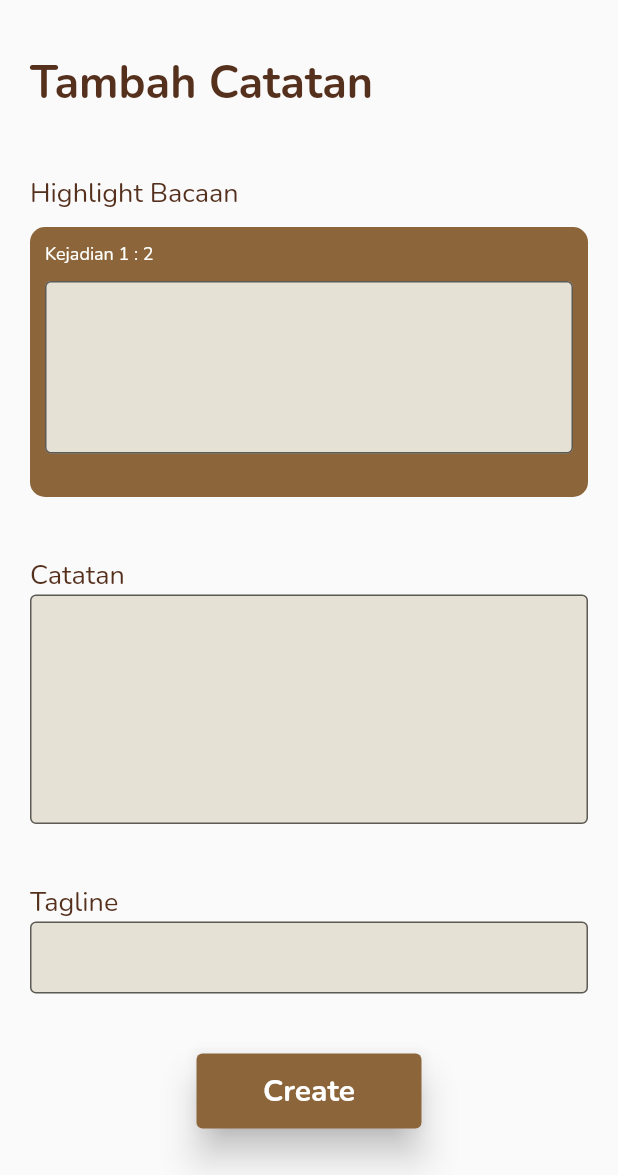
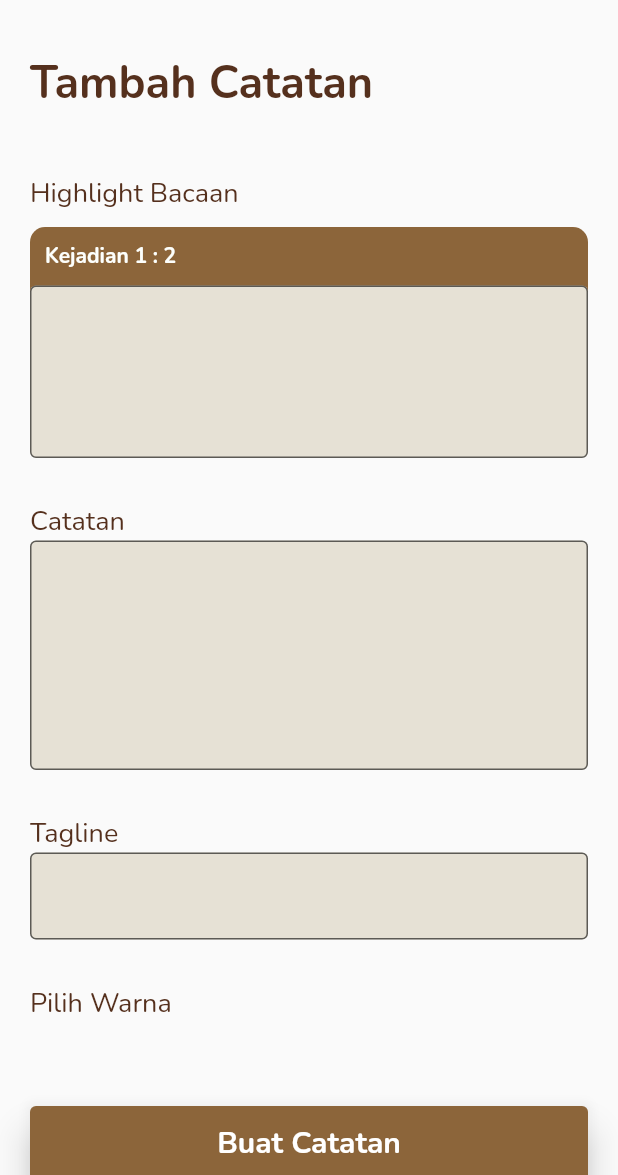
Before and after one commit to felicialaksanap/front-end_alkitab_felak, a Flutter app: the ListCatatan screen opened directly, after a tap on the "add" icon, on a phone screen of 412 x 824 dp, the part 61-1236 px from its top. Run offline on Flutter 3.47's test engine with Material 2 defaults, Android fonts, the light colour scheme and no system bars; our stand-ins replace google_fonts, image_picker; missing offline and left inert: draggable_scrollbar.

Commit message:
edited 15

```diff
--- a/lib/catatanpage.dart
+++ b/lib/catatanpage.dart
@@ -1,8 +1,12 @@
+import 'dart:io';
+
 import 'package:flutter/material.dart';
 import 'package:flutter_get_alkitab_json/listcatatan.dart';
 // import 'package:flutter/src/widgets/container.dart';
 // import 'package:flutter/src/widgets/framework.dart';
 import 'package:google_fonts/google_fonts.dart';
+import 'package:path_provider/path_provider.dart';
+import 'dart:async';
 
 class CatatanPage extends StatefulWidget {
   const CatatanPage({super.key});
@@ -12,30 +16,52 @@ class CatatanPage extends StatefulWidget {
 }
 
 class _CatatanPageState extends State<CatatanPage> {
-  final _ctrHighlight = TextEditingController();
   // final _ctrKitab = TextEditingController();
-  final _ctrBody = TextEditingController();
+  final ctr_highlight = TextEditingController();
+  final ctr_catatan = TextEditingController();
+  final ctr_tagline = TextEditingController();
+  String text_read = "";
 
   List<String> listhighlight = [];
   List<String> listkitab = [];
   List<String> listbody = [];
 
-  void tambahData() {
-    setState(() {
-      listhighlight.add(_ctrHighlight.text);
-      listkitab.add("Kejadian 1:2");
-      listbody.add(_ctrBody.text);
-    });
-  }
+  // void tambahData() {
+  //   setState(() {
+  //     listhighlight.add(_ctrHighlight.text);
+  //     listkitab.add("Kejadian 1:2");
+  //     listbody.add(_ctrBody.text);
+  //   });
+  // }
 
   @override
   void dispose() {
     // TODO: implement dispose
-    _ctrHighlight.dispose();
-    // _ctrKitab.dispose();
-    _ctrBody.dispose();
+    // _ctrHighlight.dispose();
+    // // _ctrKitab.dispose();
+    // _ctrBody.dispose();
     super.dispose();
   }
+
+  String dataCatatan = '';
+  // SERVICES SAVE TO JSON
+  Future<String> get _localPath async {
+    final directory = await getApplicationDocumentsDirectory();
+    return directory.path;
+  }
+
+  Future<File> get _localFile async {
+    final path = await _localPath;
+    return File('/storage/emulated/0/Download/catatanpribadi.txt');
+  }
+
+  Future<File> saveToFile() async {
+    final file = await _localFile;
+    return file.writeAsString(ctr_highlight.text);
+  }
+
+  // END OF SERVICES
+
 
   @override
   Widget build(BuildContext context) {
@@ -63,20 +89,28 @@ class _CatatanPageState extends State<CatatanPage> {
               Text("Highlight Bacaan", style: GoogleFonts.nunito(textStyle: const TextStyle(fontSize: 18, color: Color.fromARGB(255, 85, 48, 29)))),
               const SizedBox(height: 10,),
               Container(
-                width: MediaQuery.of(context).size.width,
-                height: 180,
                 decoration: BoxDecoration(
                   borderRadius: BorderRadius.circular(10),
                   color: const Color.fromARGB(255, 140, 101, 58),
                 ),
-                padding: EdgeInsets.all(10),
                 child: Column(
                   crossAxisAlignment: CrossAxisAlignment.start,
                   children: [
-                    Text("Kejadian 1 : 2", style: GoogleFonts.nunito(textStyle: const TextStyle(fontSize: 12, color: Color.fromARGB(255, 253, 255, 252)))),
-                    const SizedBox(height: 10,),
+                    Padding(
+                      padding: const EdgeInsets.all(10.0),
+                      child: Text(
+                        "Kejadian 1 : 2", style: GoogleFonts.nunito(textStyle: const TextStyle(fontSize: 14, fontWeight: FontWeight.bold, color: Color.fromARGB(255, 253, 255, 252)))
+                      ),
+                      // TextField(
+                      //   style: GoogleFonts.nunito(textStyle: const TextStyle(fontSize: 12, color: Color.fromARGB(255, 253, 255, 252))),
+                      //   decoration: const InputDecoration(
+                      //     border: InputBorder.none,
+                      //     hintText: "Kejadian 1:2"
+                      //   ),
+                      // ),
+                    ),
                     TextField(
-                      controller: _ctrHighlight,
+                      controller: ctr_highlight,
                       cursorColor: Color.fromARGB(255, 85, 48, 29),
                       decoration: const InputDecoration(
                         fillColor: Color.fromARGB(255, 230, 225, 213),
@@ -94,10 +128,10 @@ class _CatatanPageState extends State<CatatanPage> {
                   ],
                 ),
               ),
-              const SizedBox(height: 40,),
+              const SizedBox(height: 30,),
               Text("Catatan", style: GoogleFonts.nunito(textStyle: const TextStyle(fontSize: 18, color: Color.fromARGB(255, 85, 48, 29)))),
               TextField(
-                controller: _ctrBody,
+                controller: ctr_catatan,
                 cursorColor: Color.fromARGB(255, 85, 48, 29),
                 decoration: const InputDecoration(
                   fillColor: Color.fromARGB(255, 230, 225, 213),
@@ -112,11 +146,12 @@ class _CatatanPageState extends State<CatatanPage> {
                 ),
                 maxLines: 7,
               ),
-              const SizedBox(height: 40,),
+              const SizedBox(height: 30,),
               Text("Tagline", style: GoogleFonts.nunito(textStyle: const TextStyle(fontSize: 18, color: Color.fromARGB(255, 85, 48, 29)))),
-              const TextField(
-                cursorColor: Color.fromARGB(255, 85, 48, 29),
-                decoration: InputDecoration(
+              TextField(
+                controller: ctr_tagline,
+                cursorColor: const Color.fromARGB(255, 85, 48, 29),
+                decoration: const InputDecoration(
                   fillColor: Color.fromARGB(255, 230, 225, 213),
                   filled: true,
                   border: OutlineInputBorder(
@@ -127,20 +162,20 @@ class _CatatanPageState extends State<CatatanPage> {
                   ),
                   contentPadding: EdgeInsets.all(10),
                 ),
-                maxLines: 1,
+                maxLines: 2,
               ),
+              const SizedBox(height: 30,),
+              Text("Pilih Warna", style: GoogleFonts.nunito(textStyle: const TextStyle(fontSize: 18, color: Color.fromARGB(255, 85, 48, 29)))),
+              Text(text_read),
               const SizedBox(height: 40,),
               Padding(
-                padding: const EdgeInsets.only(bottom: 20.0),
-                child: Row(
-                  mainAxisAlignment: MainAxisAlignment.center,
-                  children: [
-                    SizedBox(
+                padding: const EdgeInsets.only(bottom: 30.0),
+                child: Container(
                   height: 50,
-                      width: 150,
+                  width: MediaQuery.of(context).size.width,
                   child: ElevatedButton(
                     onPressed: () {
-                          tambahData();
+                      saveToFile();
                       Navigator.push(
                         context,
                         MaterialPageRoute(builder: (context) => ListCatatan(highlight: listhighlight, kitab: listkitab, body: listbody))
@@ -151,12 +186,10 @@ class _CatatanPageState extends State<CatatanPage> {
                       elevation: 10,
                       padding: const EdgeInsets.all(5),
                     ),
-                        child: Text("Create", style: GoogleFonts.nunito(textStyle: const TextStyle(fontSize: 20), fontWeight: FontWeight.bold),),
+                    child: Text("Buat Catatan", style: GoogleFonts.nunito(textStyle: const TextStyle(fontSize: 20), fontWeight: FontWeight.bold),),
                   ),
                 ),
-                  ],
-                ),
-              ),
+              )
             ],
           ),
         ),
--- a/lib/editprofile.dart
+++ b/lib/editprofile.dart
@@ -111,7 +111,7 @@ class _EditProfileState extends State<EditProfile> {
                                     TextButton(
                                       onPressed: () {
                                         pickImage(ImageSource.camera);
-                                        Navigator.pop(context);
+                                        // Navigator.pop(context);
                                       },
                                       child: Image.asset(
                                         'assets/images/fromcamera.png',
--- a/lib/listcatatan.dart
+++ b/lib/listcatatan.dart
@@ -5,6 +5,9 @@ import 'package:flutter_get_alkitab_json/catatanpage.dart';
 import 'package:flutter_get_alkitab_json/listalkitabtemp.dart';
 import 'package:flutter_get_alkitab_json/renunganpage.dart';
 import 'package:google_fonts/google_fonts.dart';
+import 'package:path_provider/path_provider.dart';
+import 'dart:async';
+import 'dart:io';
 
 class ListCatatan extends StatefulWidget {
   final List<String> highlight;
@@ -28,9 +31,9 @@ class ListCatatan extends StatefulWidget {
 class _ListCatatanState extends State<ListCatatan> {
   // List<dataCatatan> itemCatatan = [];
 
-  // String itemHighlight = "";
-  // String itemKitab = "";
-  // String itemBody = "";
+  String itemHighlight = "";
+  String itemKitab = "Kejadian 1:2";
+  String itemCatatan = "Lorem Ipsum dolor sit amet, sisanya tebak sendiri";
   // String itemTagline = "";
 
   // List<String> itemJudul = [];
@@ -65,6 +68,38 @@ class _ListCatatanState extends State<ListCatatan> {
   //                                             + " Tellus dui eget habitant sed ornare enim amet accumsan"
   //                                             + " egestas. Eu.");
 
+
+  // SERVICES FILE JSON
+  Future<String> get _localPath async {
+    final directory = await getApplicationDocumentsDirectory();
+    return directory.path;
+  }
+
+  Future<File> get _localFile async {
+    final path = await _localPath;
+    return File('/storage/emulated/0/Download/catatanpribadi.txt');
+  }
+
+  void readFile() async {
+    final file = await _localFile;
+    final contents = await file.readAsString();
+    setState(() {
+      itemHighlight = contents;
+      print('highlight : $itemHighlight');
+    });
+  }
+
+  @override
+  void initState() {
+    // TODO: implement initState
+    super.initState();
+    readFile();
+    setState(() {
+      print('highlight : $itemHighlight');
+    });
+  }
+  // END OF SERVICES
+
   @override
   Widget build(BuildContext context) {
     return Scaffold(
@@ -78,7 +113,7 @@ class _ListCatatanState extends State<ListCatatan> {
           icon: const Icon(Icons.arrow_back_rounded),
           color: const Color.fromARGB(255, 140, 101, 58)
         ),
-        title: Text("Kembali", style: GoogleFonts.nunito(textStyle: const TextStyle(fontSize: 18, color: Color.fromARGB(255, 140, 101, 58), fontWeight: FontWeight.bold)),),
+        // title: Text("Kembali", style: GoogleFonts.nunito(textStyle: const TextStyle(fontSize: 18, color: Color.fromARGB(255, 140, 101, 58), fontWeight: FontWeight.bold)),),
       ),
       body: Container(
         padding: const EdgeInsets.all(16),
@@ -88,7 +123,7 @@ class _ListCatatanState extends State<ListCatatan> {
             Row(
               mainAxisAlignment: MainAxisAlignment.start,
               children: [
-                Text("Catatan", style: GoogleFonts.nunito(textStyle: const TextStyle(fontSize: 30, fontWeight: FontWeight.bold, color: Color.fromARGB(255, 140, 101, 58))),),
+                Text('Catatan', style: GoogleFonts.nunito(textStyle: const TextStyle(fontSize: 30, fontWeight: FontWeight.bold, color: Color.fromARGB(255, 140, 101, 58))),),
               ],
             ),
             const SizedBox(height: 10,),
@@ -109,35 +144,41 @@ class _ListCatatanState extends State<ListCatatan> {
             ),
 
             const SizedBox(height: 10,),
+            Text(itemHighlight),
             Expanded(
               child: Container(
                 child: ListView.builder(
                   itemBuilder: (context, index) {
                     return Card(
                       elevation: 0,
-                      color: Color.fromARGB(255, 230, 225, 213),
+                      color: const Color.fromARGB(255, 230, 225, 213),
                       shape: RoundedRectangleBorder(
-                        side: BorderSide(
+                        side: const BorderSide(
                           color: Color.fromARGB(255, 85, 48, 29)
                         ),
                         borderRadius: BorderRadius.circular(5),
                       ),
                       child: Container(
-                        padding: EdgeInsets.fromLTRB(12, 8, 12, 8),
+                        padding: const EdgeInsets.fromLTRB(12, 8, 12, 8),
                         child: Column(
                           crossAxisAlignment: CrossAxisAlignment.start,
                           children: [
-                            Text(widget.highlight[index], style: GoogleFonts.roboto(textStyle: TextStyle(fontSize: 18, fontWeight: FontWeight.w400, color: Color.fromARGB(255, 85, 48, 29))),),
+                            Text('$itemHighlight', style: GoogleFonts.roboto(textStyle: TextStyle(fontSize: 18, fontWeight: FontWeight.w400, color: Color.fromARGB(255, 85, 48, 29))),),
                             const SizedBox(height: 5,),
-                            Text(widget.kitab[index], style: GoogleFonts.roboto(textStyle: TextStyle(fontSize: 13, fontWeight: FontWeight.w300,color: Color.fromARGB(255, 85, 48, 29))),),
+                            Text(itemKitab, style: GoogleFonts.roboto(textStyle: TextStyle(fontSize: 13, fontWeight: FontWeight.w300,color: Color.fromARGB(255, 85, 48, 29))),),
                             const SizedBox(height: 20,),
-                            Text(widget.body[index], style: GoogleFonts.roboto(textStyle: TextStyle(fontSize: 18, fontWeight: FontWeight.w400, color: Color.fromARGB(255, 85, 48, 29))),),
+                            Text(itemCatatan, style: GoogleFonts.roboto(textStyle: TextStyle(fontSize: 18, fontWeight: FontWeight.w400, color: Color.fromARGB(255, 85, 48, 29))),),
+                            // Text(widget.highlight[index], style: GoogleFonts.roboto(textStyle: TextStyle(fontSize: 18, fontWeight: FontWeight.w400, color: Color.fromARGB(255, 85, 48, 29))),),
+                            // const SizedBox(height: 5,),
+                            // Text(widget.kitab[index], style: GoogleFonts.roboto(textStyle: TextStyle(fontSize: 13, fontWeight: FontWeight.w300,color: Color.fromARGB(255, 85, 48, 29))),),
+                            // const SizedBox(height: 20,),
+                            // Text(widget.body[index], style: GoogleFonts.roboto(textStyle: TextStyle(fontSize: 18, fontWeight: FontWeight.w400, color: Color.fromARGB(255, 85, 48, 29))),),
                           ],
                         ),
                       ),
                     );
                   },
-                  itemCount: widget.highlight.length
+                  itemCount: 1
                 )
               ),
             ),
--- a/pubspec.yaml
+++ b/pubspec.yaml
@@ -37,7 +37,6 @@ dependencies:
   google_fonts: ^3.0.1
   draggable_scrollbar: ^0.1.0
   image_picker: ^0.8.5+3
-
   path_provider: ^2.0.11
 
 dev_dependencies:
```
Lines whose indentation alone changed are shown as unchanged.
